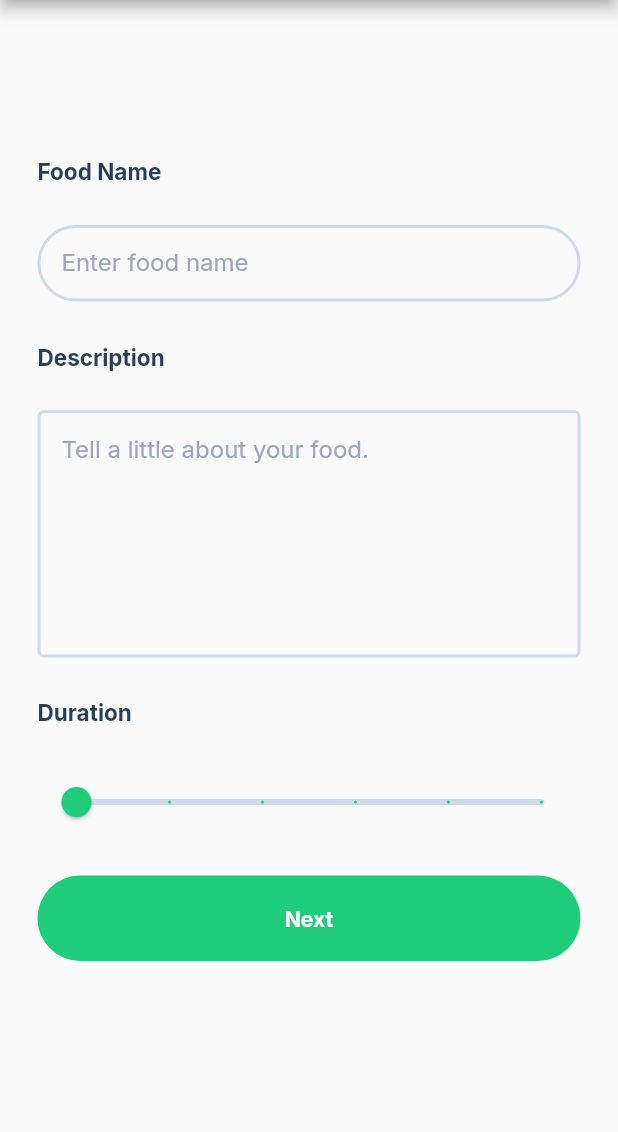
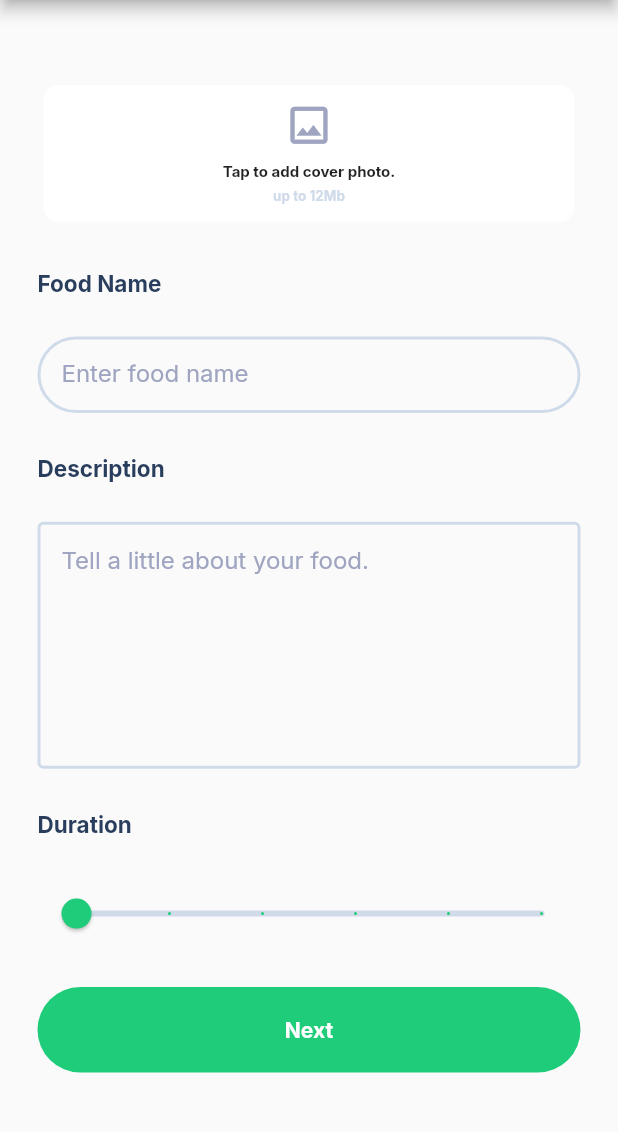
Before and after one commit to sandra-ntsoele/e-gordon, a Flutter app: the UploadScreen screen opened directly, on a phone screen of 412 x 824 dp, the part 84-1216 px from its top. Run offline on Flutter 3.47's test engine with Material 2 defaults, Android fonts, the phone set to English and light mode, and no system bars; our stand-ins replace cloud_firestore, email_validator, file_picker, firebase_auth, firebase_core, google_fonts and 1 more; missing offline and left inert: dart:ffi; accounts and stored records are empty.

Commit message:
feat: added an image picker
For the first step on the upload process, users can now pick a cover image

```diff
--- /dev/null
+++ b/lib/view/upload/components/image_picker.dart
@@ -0,0 +1,63 @@
+import 'package:e_gordon/view/constants.dart';
+import 'package:file_picker/file_picker.dart';
+import 'package:flutter/material.dart';
+
+class ImagePicker extends StatelessWidget {
+  const ImagePicker({
+    Key? key,
+    required this.size,
+  }) : super(key: key);
+
+  final Size size;
+
+  @override
+  Widget build(BuildContext context) {
+    return GestureDetector(
+      onTap: () {
+        Future<FilePickerResult?> file;
+        file = FilePicker.platform.pickFiles();
+      },
+      child: Row(
+        children: [
+          Expanded(
+            child: Card(
+              elevation: 0,
+              shape: RoundedRectangleBorder(
+                borderRadius: BorderRadius.circular(10),
+              ),
+              child: Padding(
+                padding: const EdgeInsets.all(10),
+                child: Column(
+                  children: [
+                    Icon(
+                      Icons.image_outlined,
+                      size: size.height * 0.04,
+                      color: const Color.fromRGBO(159, 165, 193, 1),
+                    ),
+                    SizedBox(height: size.height * 0.01),
+                    const Text(
+                      "Tap to add cover photo.",
+                      style: TextStyle(
+                        fontSize: 10,
+                        fontWeight: FontWeight.bold,
+                      ),
+                    ),
+                    const Text(
+                      "up to 12Mb",
+                      style: TextStyle(
+                        color: outlineColour,
+                        fontSize: 9,
+                        fontWeight: FontWeight.bold,
+                        height: 2,
+                      ),
+                    ),
+                  ],
+                ),
+              ),
+            ),
+          ),
+        ],
+      ),
+    );
+  }
+}
--- a/lib/view/upload/upload_step_one.dart
+++ b/lib/view/upload/upload_step_one.dart
@@ -2,8 +2,10 @@ import 'package:e_gordon/controller/upload_controller.dart';
 import 'package:e_gordon/view/components/text_components/heading.dart';
 import 'package:e_gordon/view/constants.dart';
 import 'package:e_gordon/view/upload/recipe.dart';
+import 'package:file_picker/file_picker.dart';
 import 'package:flutter/material.dart';
 
+import 'components/image_picker.dart';
 import 'components/multi_line_text_field.dart';
 import 'components/rounded_text_field.dart';
 
@@ -43,6 +45,9 @@ class _UploadStepOneState extends State<UploadStepOne> {
         child: Column(
           crossAxisAlignment: CrossAxisAlignment.start,
           children: [
+            SizedBox(height: size.height * 0.03),
+            ImagePicker(size: size),
+            SizedBox(height: size.height * 0.03),
             Heading(text: "Food Name", headingType: 3, overflow: false),
             SizedBox(height: size.height * 0.03),
             RoundedTextField(
```
